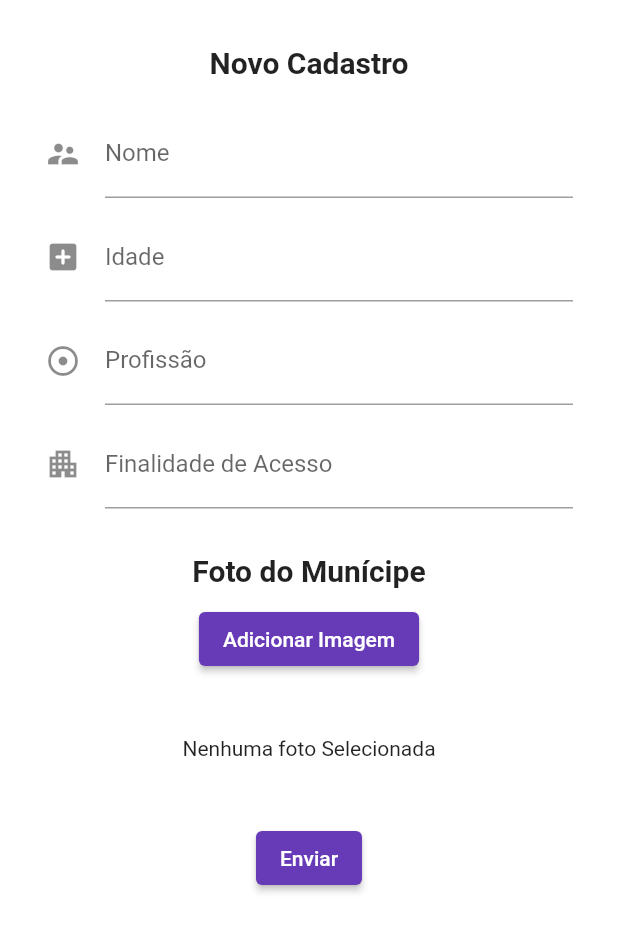
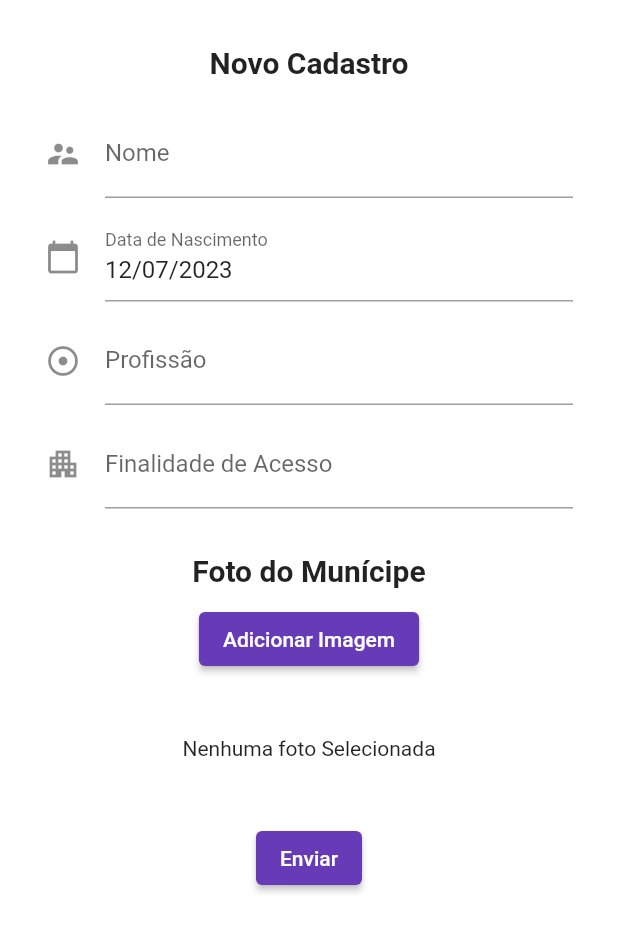
Before and after one commit to L3EWick/espaco_colabore, a Flutter app: the FormScreen screen opened directly, on a phone screen of 412 x 824 dp. Shown: the top 932 px of the screen. Run offline on Flutter 3.47's test engine with Material 2 defaults, Android fonts, the phone set to English and light mode, and no system bars; our stand-ins replace image_picker, shared_preferences; accounts and stored records are empty.

Commit message:
Versão 1

```diff
--- a/lib/main.dart
+++ b/lib/main.dart
@@ -7,19 +7,16 @@ void main() {
 }
 
 class MyApp extends StatelessWidget {
-  const MyApp({super.key});
+  const MyApp({Key? key});
 
   // This widget is the root of your application.
   @override
   Widget build(BuildContext context) {
     return MaterialApp(
       debugShowCheckedModeBanner: false,
-
       theme: ThemeData(
-
         primarySwatch: Colors.deepPurple,
         scaffoldBackgroundColor: Colors.white,
-
       ),
       initialRoute: '/',
       routes: {
--- a/lib/screens/form/form.dart
+++ b/lib/screens/form/form.dart
@@ -3,6 +3,7 @@ import 'package:colabore/screens/home_page.dart';
 import 'package:flutter/material.dart';
 import 'package:image_picker/image_picker.dart';
 import 'package:colabore/services.dart';
+import 'package:intl/intl.dart';
 
 class FormScreen extends StatefulWidget {
   const FormScreen({Key? key}) : super(key: key);
@@ -16,14 +17,22 @@ class _FormScreenState extends State<FormScreen> {
   final _addFormKey = GlobalKey<FormState>();
 
   TextEditingController _tNome = TextEditingController();
-  TextEditingController _tIdade = TextEditingController();
   TextEditingController _tProfissao = TextEditingController();
   TextEditingController _tFinalidade = TextEditingController();
 
   XFile? _image;
   final picker = ImagePicker();
 
+  DateTime _selectedDate = DateTime.now();
+  late String _formattedDate;
+
   bool _isLoading = false;
+
+  @override
+  void initState() {
+    super.initState();
+    _formattedDate = DateFormat('dd/MM/yyyy').format(_selectedDate);
+  }
 
   Widget _buildImage() {
     if (_image == null) {
@@ -52,6 +61,22 @@ class _FormScreenState extends State<FormScreen> {
     });
   }
 
+  Future<void> _selectDate(BuildContext context) async {
+    final DateTime? picked = await showDatePicker(
+      context: context,
+      initialDate: DateTime.now(),
+      firstDate: DateTime(1900),
+      lastDate: DateTime.now(),
+    );
+
+    if (picked != null) {
+      setState(() {
+        _selectedDate = picked;
+        _formattedDate = DateFormat('dd/MM/yyyy').format(_selectedDate);
+      });
+    }
+  }
+
   Future<void> _submitForm() async {
     if (_addFormKey.currentState!.validate()) {
       _addFormKey.currentState!.save();
@@ -60,7 +85,7 @@ class _FormScreenState extends State<FormScreen> {
       });
       Map<String, String> body = {
         'nome': _tNome.text,
-        'idade': _tIdade.text,
+        'idade': _calculateAge(_selectedDate).toString(),
         'profissao': _tProfissao.text,
         'finalidade': _tFinalidade.text,
       };
@@ -73,6 +98,17 @@ class _FormScreenState extends State<FormScreen> {
         MaterialPageRoute(builder: (context) => HomeScreen()),
       );
     }
+  }
+
+
+  int _calculateAge(DateTime selectedDate) {
+    final now = DateTime.now();
+    int age = now.year - selectedDate.year;
+    if (now.month < selectedDate.month ||
+        (now.month == selectedDate.month && now.day < selectedDate.day)) {
+      age--;
+    }
+    return age;
   }
 
   @override
@@ -115,13 +151,19 @@ class _FormScreenState extends State<FormScreen> {
                       SizedBox(
                         height: 10,
                       ),
-                      TextFormField(
-                        controller: _tIdade,
-                        keyboardType: TextInputType.number,
-                        decoration: InputDecoration(
-                          labelText: "Idade",
-                          hintText: "Idade",
-                          icon: Icon(Icons.add_box_rounded),
+                      GestureDetector(
+                        onTap: () => _selectDate(context),
+                        child: AbsorbPointer(
+                          child: TextFormField(
+                            decoration: InputDecoration(
+                              labelText: "Data de Nascimento",
+                              hintText: "Data de Nascimento",
+                              icon: Icon(Icons.calendar_today),
+                            ),
+                            controller: TextEditingController(
+                              text: _formattedDate,
+                            ),
+                          ),
                         ),
                       ),
                       SizedBox(
--- a/pubspec.yaml
+++ b/pubspec.yaml
@@ -36,6 +36,9 @@ dependencies:
   image_picker: ^0.8.7+4
   form_builder_image_picker: ^4.0.0
   flutter_native_splash: ^1.0.0
+  flutter_datetime_picker: ^1.0.0
+  flutter_localizations:
+    sdk: flutter
 
 
 
```
Also changed, not shown: pubspec.lock, 3 other files.
